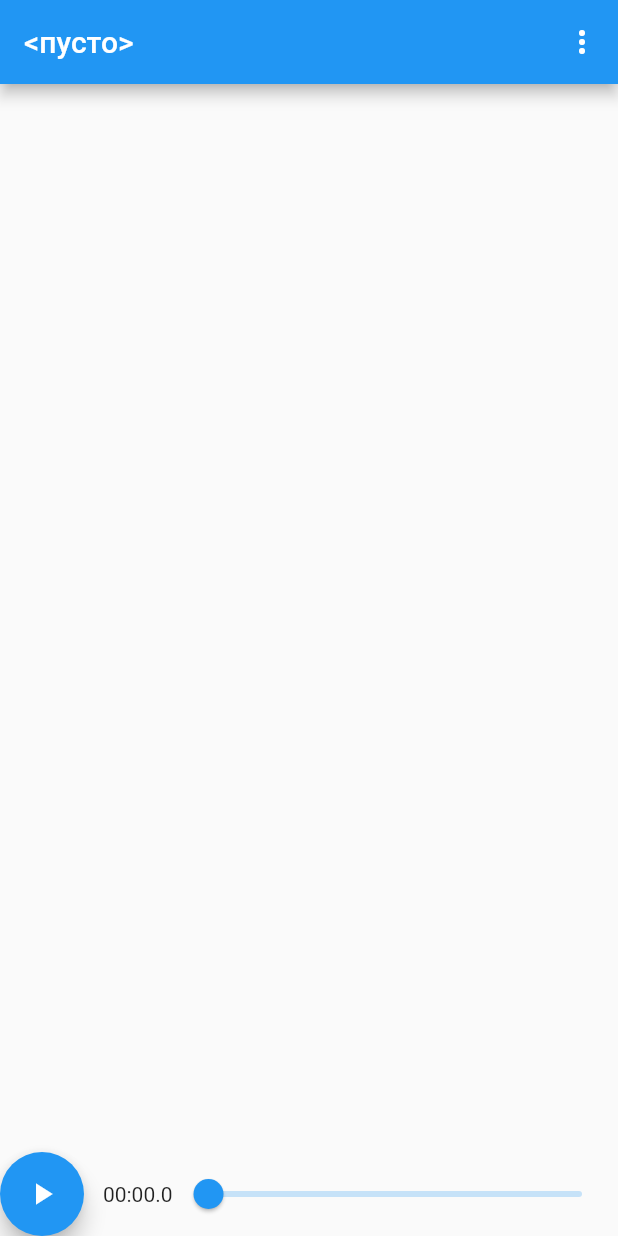
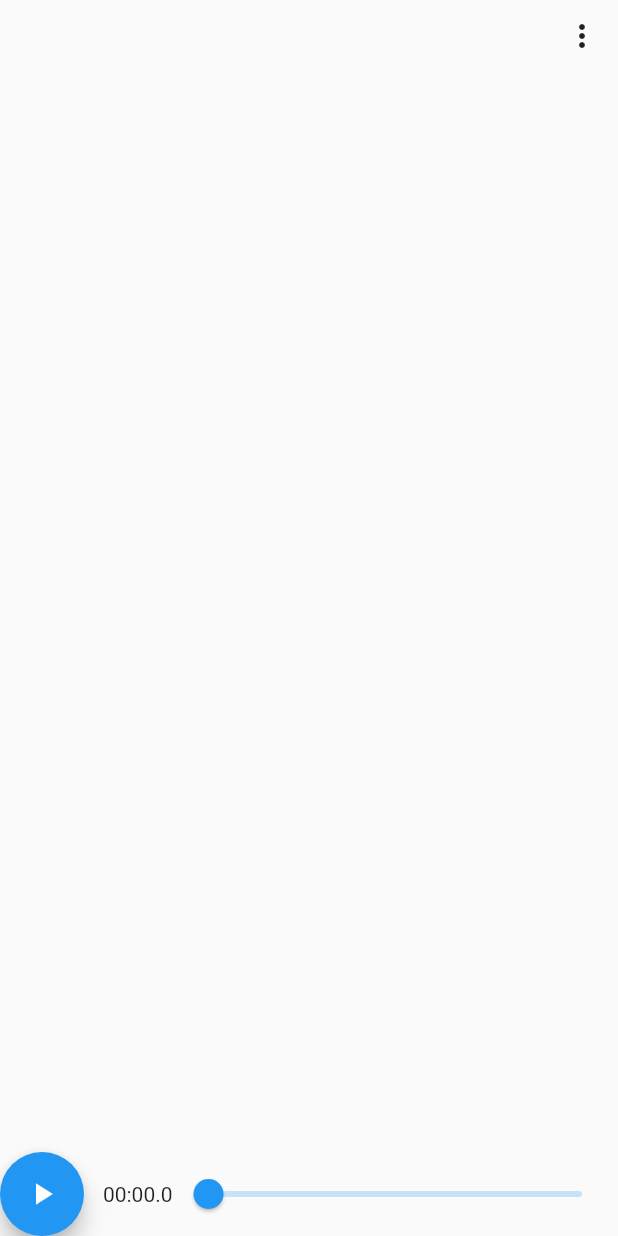
Before and after one commit to cliffanet/rwled, a Flutter app: the screen it shows after launch, on a phone screen of 412 x 824 dp. Run offline on Flutter 3.47's test engine with Material 2 defaults, Android fonts, the light colour scheme and no system bars; our stand-ins replace file_picker; missing offline and left inert: confirm_dialog.

Commit message:
rwdesign - загрузка json - объекты

```diff
--- a/rwdesign/lib/main.dart
+++ b/rwdesign/lib/main.dart
@@ -1,9 +1,9 @@
 import 'dart:developer';
 
 import 'package:flutter/material.dart';
+import 'package:rwdesign/elemfile.dart';
 import 'package:rwdesign/player.dart';
 import 'package:rwdesign/view/ctrl.dart';
-import 'package:rwdesign/view/title.dart';
 import 'package:rwdesign/painter.dart';
 
 void main() {
@@ -14,15 +14,17 @@ void main() {
     ));
 }
 
+enum MenuCode { Open }
+
 class DesignApp extends StatelessWidget {
     const DesignApp({super.key});
 
     // This widget is the root of your application.
     @override
     Widget build(BuildContext context) {
-        return Scaffold(
-            appBar: PlaceTitle(),
-            body: Stack(children: [
+        return Material(
+            child: Stack(children: [
+                /*
                 ValueListenableBuilder(
                     valueListenable: Player().notify,
                     builder: (context, value, widget) {
@@ -44,6 +46,44 @@ class DesignApp extends StatelessWidget {
                         );
                     }
                 ),
+                */
+                ValueListenableBuilder(
+                    valueListenable: ScenarioNotify,
+                    builder: (context, value, widget) {
+                        return CustomPaint(
+                            painter: PlacePainter(),
+                            size: Size.infinite,
+                        );
+                    }
+                ),
+                Positioned(
+                    right: 0,
+                    top: 0,
+                    child: PopupMenuButton<MenuCode>(
+                        tooltip: "Меню",
+                        onSelected: (MenuCode item) {
+                            switch (item) {
+                                case MenuCode.Open:
+                                    OpenScenarioDir();
+                                    break;
+                            };
+                        },
+                        itemBuilder: (context) {
+                            return [
+                                PopupMenuItem(
+                                    value: MenuCode.Open,
+                                    child: Row(
+                                        children: const [
+                                            Icon(Icons.folder, color: Colors.black),
+                                            SizedBox(width: 8),
+                                            Text('Открыть сценарий'),
+                                        ]
+                                    ),
+                                ),
+                            ];
+                        }
+                    )
+                ),
                 Positioned(
                     width: MediaQuery.of(context).size.width,
                     bottom: 0,
```
